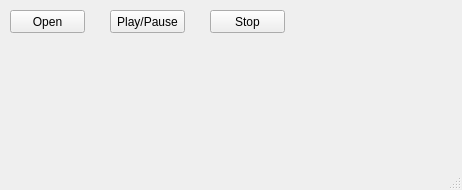
Qt form mainwindow.ui (Elbeard/QtPlayer) before a commit.
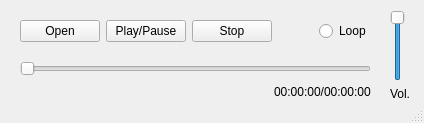
The same form after that commit.

Commit message: done the progress slider, the volume slider (in dB) and the loop button

Diff of the .ui file:
```diff
--- a/mainwindow.ui
+++ b/mainwindow.ui
@@ -6,63 +6,163 @@
    <rect>
     <x>0</x>
     <y>0</y>
-    <width>462</width>
-    <height>190</height>
+    <width>424</width>
+    <height>123</height>
    </rect>
   </property>
   <property name="windowTitle">
    <string>MainWindow</string>
   </property>
   <widget class="QWidget" name="centralwidget">
-   <widget class="QPushButton" name="openButton">
+   <widget class="QWidget" name="verticalLayoutWidget_2">
     <property name="geometry">
      <rect>
-      <x>10</x>
-      <y>10</y>
-      <width>75</width>
-      <height>23</height>
+      <x>20</x>
+      <y>20</y>
+      <width>351</width>
+      <height>82</height>
      </rect>
     </property>
-    <property name="text">
-     <string>Open</string>
-    </property>
+    <layout class="QVBoxLayout" name="verticalLayout_2">
+     <item>
+      <layout class="QHBoxLayout" name="horizontalLayout">
+       <item>
+        <widget class="QPushButton" name="openButton">
+         <property name="text">
+          <string>Open</string>
+         </property>
+        </widget>
+       </item>
+       <item>
+        <widget class="QPushButton" name="playButton">
+         <property name="text">
+          <string>Play/Pause</string>
+         </property>
+        </widget>
+       </item>
+       <item>
+        <widget class="QPushButton" name="stopButton">
+         <property name="text">
+          <string>Stop</string>
+         </property>
+        </widget>
+       </item>
+       <item>
+        <spacer name="horizontalSpacer">
+         <property name="orientation">
+          <enum>Qt::Horizontal</enum>
+         </property>
+         <property name="sizeHint" stdset="0">
+          <size>
+           <width>40</width>
+           <height>20</height>
+          </size>
+         </property>
+        </spacer>
+       </item>
+       <item>
+        <widget class="QRadioButton" name="radioButton">
+         <property name="text">
+          <string>Loop</string>
+         </property>
+         <property name="checked">
+          <bool>false</bool>
+         </property>
+        </widget>
+       </item>
+      </layout>
+     </item>
+     <item>
+      <spacer name="verticalSpacer">
+       <property name="orientation">
+        <enum>Qt::Vertical</enum>
+       </property>
+       <property name="sizeHint" stdset="0">
+        <size>
+         <width>20</width>
+         <height>40</height>
+        </size>
+       </property>
+      </spacer>
+     </item>
+     <item>
+      <layout class="QVBoxLayout" name="verticalLayout">
+       <item>
+        <widget class="QSlider" name="progressSlider">
+         <property name="pageStep">
+          <number>1</number>
+         </property>
+         <property name="orientation">
+          <enum>Qt::Horizontal</enum>
+         </property>
+         <property name="tickPosition">
+          <enum>QSlider::NoTicks</enum>
+         </property>
+         <property name="tickInterval">
+          <number>0</number>
+         </property>
+        </widget>
+       </item>
+       <item>
+        <layout class="QHBoxLayout" name="horizontalLayout_2">
+         <item>
+          <spacer name="horizontalSpacer_2">
+           <property name="orientation">
+            <enum>Qt::Horizontal</enum>
+           </property>
+           <property name="sizeHint" stdset="0">
+            <size>
+             <width>40</width>
+             <height>20</height>
+            </size>
+           </property>
+          </spacer>
+         </item>
+         <item>
+          <widget class="QLabel" name="songTimeLabel">
+           <property name="text">
+            <string>00:00:00/00:00:00</string>
+           </property>
+          </widget>
+         </item>
+        </layout>
+       </item>
+      </layout>
+     </item>
+    </layout>
    </widget>
-   <widget class="QPushButton" name="playButton">
+   <widget class="QWidget" name="verticalLayoutWidget_3">
     <property name="geometry">
      <rect>
-      <x>110</x>
+      <x>390</x>
       <y>10</y>
-      <width>75</width>
-      <height>23</height>
+      <width>20</width>
+      <height>91</height>
      </rect>
     </property>
-    <property name="text">
-     <string>Play/Pause</string>
-    </property>
+    <layout class="QVBoxLayout" name="verticalLayout_3">
+     <item>
+      <widget class="QSlider" name="volumeSlider">
+       <property name="value">
+        <number>99</number>
+       </property>
+       <property name="sliderPosition">
+        <number>99</number>
+       </property>
+       <property name="orientation">
+        <enum>Qt::Vertical</enum>
+       </property>
+      </widget>
+     </item>
+     <item>
+      <widget class="QLabel" name="label">
+       <property name="text">
+        <string>Vol.</string>
+       </property>
+      </widget>
+     </item>
+    </layout>
    </widget>
-   <widget class="QPushButton" name="stopButton">
-    <property name="geometry">
-     <rect>
-      <x>210</x>
-      <y>10</y>
-      <width>75</width>
-      <height>23</height>
-     </rect>
-    </property>
-    <property name="text">
-     <string>Stop</string>
-    </property>
-   </widget>
-  </widget>
-  <widget class="QMenuBar" name="menubar">
-   <property name="geometry">
-    <rect>
-     <x>0</x>
-     <y>0</y>
-     <width>462</width>
-     <height>21</height>
-    </rect>
-   </property>
   </widget>
   <widget class="QStatusBar" name="statusbar"/>
  </widget>
```
The commit also changes 5 other files.
